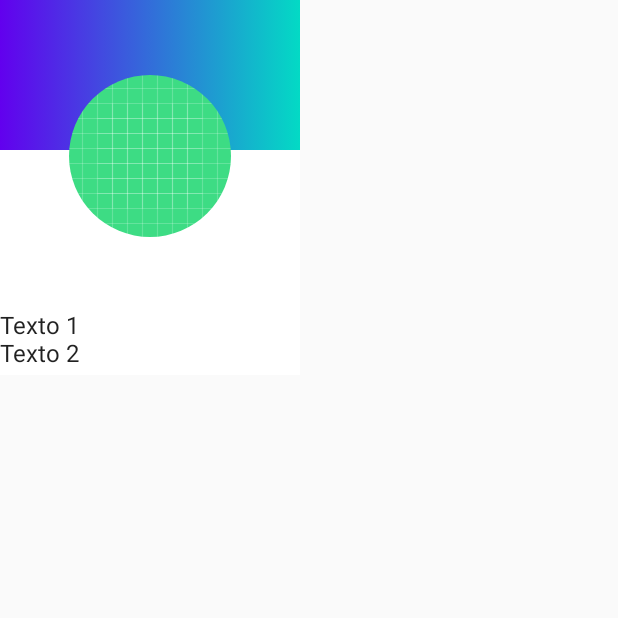
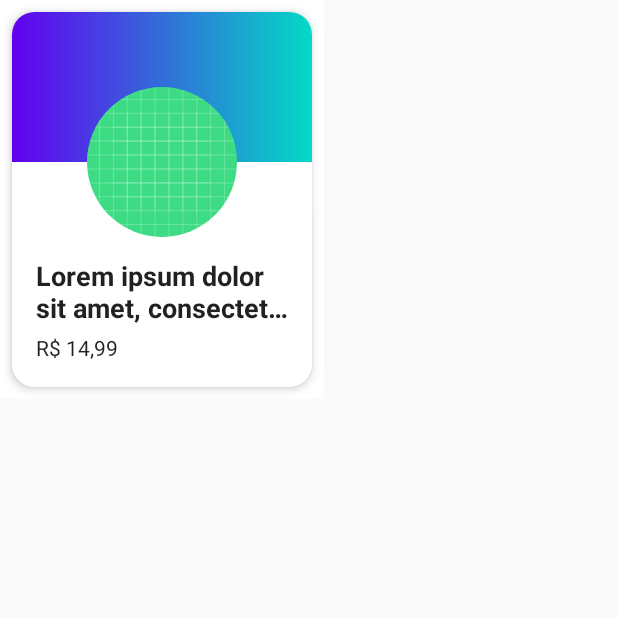
Before and after one commit to DeniseLeandroDeCastro/aprendendo-composable, an Android app built with Jetpack Compose: the screen it shows after launch (MainActivity), on a phone screen of 412 x 824 dp, the top half of it. Run offline under Robolectric (Android 15) with nearby library versions, the phone set to English and light mode, and no system bars.

Commit message:
[ANDROID][COMPOSABLE] - Atualiza o layout

```diff
--- a/app/src/main/java/br/com/denisecastro/delivery/MainActivity.kt
+++ b/app/src/main/java/br/com/denisecastro/delivery/MainActivity.kt
@@ -7,18 +7,24 @@ import androidx.compose.foundation.Image
 import androidx.compose.foundation.background
 import androidx.compose.foundation.layout.*
 import androidx.compose.foundation.shape.CircleShape
+import androidx.compose.foundation.shape.RoundedCornerShape
 import androidx.compose.material.Surface
 import androidx.compose.material.Text
 import androidx.compose.runtime.Composable
 import androidx.compose.ui.Alignment
+import androidx.compose.ui.Alignment.Companion.BottomCenter
 import androidx.compose.ui.Alignment.Companion.CenterHorizontally
 import androidx.compose.ui.Modifier
 import androidx.compose.ui.draw.clip
 import androidx.compose.ui.graphics.Brush
 import androidx.compose.ui.graphics.Color
 import androidx.compose.ui.res.painterResource
+import androidx.compose.ui.text.font.FontWeight
+import androidx.compose.ui.text.style.TextOverflow
 import androidx.compose.ui.tooling.preview.Preview
+import androidx.compose.ui.tooling.preview.datasource.LoremIpsum
 import androidx.compose.ui.unit.dp
+import androidx.compose.ui.unit.sp
 import br.com.denisecastro.delivery.ui.theme.DeliveryTheme
 import br.com.denisecastro.delivery.ui.theme.Purple200
 import br.com.denisecastro.delivery.ui.theme.Purple500
@@ -41,27 +47,54 @@ class MainActivity : ComponentActivity() {
 @Preview(showBackground = true)
 @Composable
 fun ProductItem() {
+    Surface(
+        Modifier.padding(8.dp),
+        shape = RoundedCornerShape(15.dp),
+        elevation = 4.dp) {
         Column(
             Modifier
                 .width(200.dp)
-            .height(250.dp)) {
+                .heightIn(250.dp, 300.dp)
+        ) {
+            val imageSize = 100.dp
             Box(
                 modifier = Modifier
                     .fillMaxWidth()
-                .height(100.dp)
-                .background(brush = Brush.horizontalGradient(colors = listOf(
+                    .height(imageSize)
+                    .background(
+                        brush = Brush.horizontalGradient(
+                            colors = listOf(
                                 Purple500, Teal200
-                )))
                             )
+                        )
+                    )
+            ) {
                 Image(
                     painter = painterResource(id = R.drawable.ic_launcher_background),
                     contentDescription = "Imagem do produto",
                     Modifier
-                .offset(y = (-50).dp)
+                        .size(imageSize)
+                        .offset(y = imageSize/2)
                         .clip(shape = CircleShape)
-                .align(CenterHorizontally)
+                        .align(BottomCenter)
                 )
-        Text(text = "Texto 1")
-        Text(text = "Texto 2")
+            }
+            Spacer(modifier = Modifier.height(imageSize/2))
+            Column(Modifier.padding(16.dp)) {
+                Text(
+                    text = LoremIpsum(50).values.first(),
+                    fontSize = 18.sp,
+                    fontWeight = FontWeight(700),
+                    maxLines = 2,
+                    overflow = TextOverflow.Ellipsis
+                )
+                Text(
+                    text = "R$ 14,99",
+                    Modifier.padding(top = 8.dp),
+                    fontSize = 14.sp,
+                    fontWeight = FontWeight(400)
+                )
             }
         }
+    }
+}
```
Lines whose indentation alone changed are shown as unchanged.
